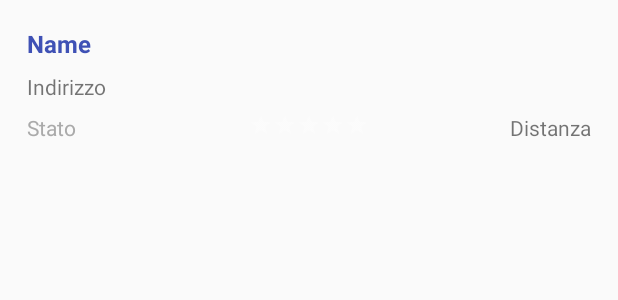
After one commit to Otakar81/android, an Android app: the layout row_google_places.xml on its own in the app's theme, with its tools: preview values and no code run, on a phone screen of 412 x 824 dp. The commit adds this screen. Shown: the top 300 px of the screen. Run offline under Robolectric (Android 15) with nearby library versions, the phone set to English and light mode, and no system bars.

Commit message:
Aggiunto il CustomAdapter per i GooglePlaces

```diff
--- a/IamHere/app/src/main/java/com/bobo/iamhere/GooglePlacesActivity.java
+++ b/IamHere/app/src/main/java/com/bobo/iamhere/GooglePlacesActivity.java
@@ -28,6 +28,7 @@ import android.widget.ListView;
 import android.widget.TextView;
 import android.widget.Toast;
 
+import com.bobo.iamhere.adapters.GooglePlacesAdapter;
 import com.bobo.iamhere.db.DatabaseManager;
 import com.bobo.iamhere.db.GooglePlacesTypeDao;
 import com.bobo.iamhere.db.LocationDao;
@@ -466,7 +467,8 @@ public class GooglePlacesActivity extends AppCompatActivity
         //Ordino la lista
         Collections.sort(elencoPostiInteressanti);
 
-        ArrayAdapter<PlaceDao> adapter = new ArrayAdapter<PlaceDao>(this, android.R.layout.simple_list_item_1, elencoPostiInteressanti);
+        //ArrayAdapter<PlaceDao> adapter = new ArrayAdapter<PlaceDao>(this, android.R.layout.simple_list_item_1, elencoPostiInteressanti);
+        ArrayAdapter<PlaceDao> adapter = new GooglePlacesAdapter(elencoPostiInteressanti, this);
         listaLuoghiInteressantiView.setAdapter(adapter);
     }
 }
--- /dev/null
+++ b/IamHere/app/src/main/res/layout/row_google_places.xml
@@ -0,0 +1,68 @@
+<?xml version="1.0" encoding="utf-8"?>
+<android.support.constraint.ConstraintLayout xmlns:android="http://schemas.android.com/apk/res/android"
+    xmlns:app="http://schemas.android.com/apk/res-auto"
+    xmlns:tools="http://schemas.android.com/tools"
+    android:layout_width="match_parent"
+    android:layout_height="wrap_content"
+    android:orientation="vertical"
+    android:padding="10dp">
+
+    <TextView
+        android:id="@+id/nameGooglePlace"
+        android:layout_width="wrap_content"
+        android:layout_height="wrap_content"
+        android:layout_marginStart="8dp"
+        android:layout_marginTop="8dp"
+        android:text="Name"
+        android:textColor="@color/colorPrimary"
+        android:textSize="16sp"
+        android:textStyle="bold"
+        app:layout_constraintStart_toStartOf="parent"
+        app:layout_constraintTop_toTopOf="parent" />
+
+    <TextView
+        android:id="@+id/indirizzoGooglePlace"
+        android:layout_width="wrap_content"
+        android:layout_height="wrap_content"
+        android:layout_marginStart="8dp"
+        android:layout_marginTop="8dp"
+        android:text="Indirizzo"
+        app:layout_constraintStart_toStartOf="parent"
+        app:layout_constraintTop_toBottomOf="@+id/nameGooglePlace" />
+
+    <TextView
+        android:id="@+id/statoGooglePlace"
+        android:layout_width="wrap_content"
+        android:layout_height="wrap_content"
+        android:layout_marginStart="8dp"
+        android:layout_marginTop="8dp"
+        android:text="Stato"
+        android:textColor="@android:color/darker_gray"
+        app:layout_constraintStart_toStartOf="parent"
+        app:layout_constraintTop_toBottomOf="@+id/indirizzoGooglePlace" />
+
+    <TextView
+        android:id="@+id/distanzaGooglePlace"
+        android:layout_width="wrap_content"
+        android:layout_height="wrap_content"
+        android:layout_marginEnd="8dp"
+        android:layout_marginTop="8dp"
+        android:text="Distanza"
+        app:layout_constraintEnd_toEndOf="parent"
+        app:layout_constraintTop_toBottomOf="@+id/indirizzoGooglePlace" />
+
+    <RatingBar
+        android:id="@+id/ratingGooglePlace"
+        style="@android:style/Widget.Material.RatingBar.Small"
+        android:layout_width="80dp"
+        android:layout_height="18dp"
+        android:layout_marginTop="8dp"
+        android:isIndicator="true"
+        android:numStars="5"
+        android:theme="@style/RatingBar"
+        app:layout_constraintEnd_toEndOf="parent"
+        app:layout_constraintHorizontal_bias="0.5"
+        app:layout_constraintStart_toStartOf="parent"
+        app:layout_constraintTop_toBottomOf="@+id/indirizzoGooglePlace" />
+
+</android.support.constraint.ConstraintLayout>
--- a/IamHere/app/src/main/res/values/colors.xml
+++ b/IamHere/app/src/main/res/values/colors.xml
@@ -1,6 +1,6 @@
 <?xml version="1.0" encoding="utf-8"?>
 <resources>
-    <color name="colorPrimary">#3F51B5</color>
+    <color name="colorPrimary">#3f51b5</color>
     <color name="colorPrimaryDark">#303F9F</color>
     <color name="colorAccent">#FF4081</color>
 </resources>
--- a/IamHere/app/src/main/res/values/styles.xml
+++ b/IamHere/app/src/main/res/values/styles.xml
@@ -17,4 +17,9 @@
 
     <style name="AppTheme.PopupOverlay" parent="ThemeOverlay.AppCompat.Light" />
 
+    <style name="RatingBar" parent="Theme.AppCompat">
+        <item name="colorControlNormal">@android:color/background_light</item>
+        <item name="colorControlActivated">@android:color/darker_gray</item>
+    </style>
+
 </resources>
```
Also changed, not shown: IamHere/app/src/main/java/com/bobo/iamhere/adapters/GooglePlacesAdapter.java (added, +62 -0 lines), IamHere/app/src/main/java/com/bobo/iamhere/ws/google/PlaceDao.java (+31 -0 lines).
